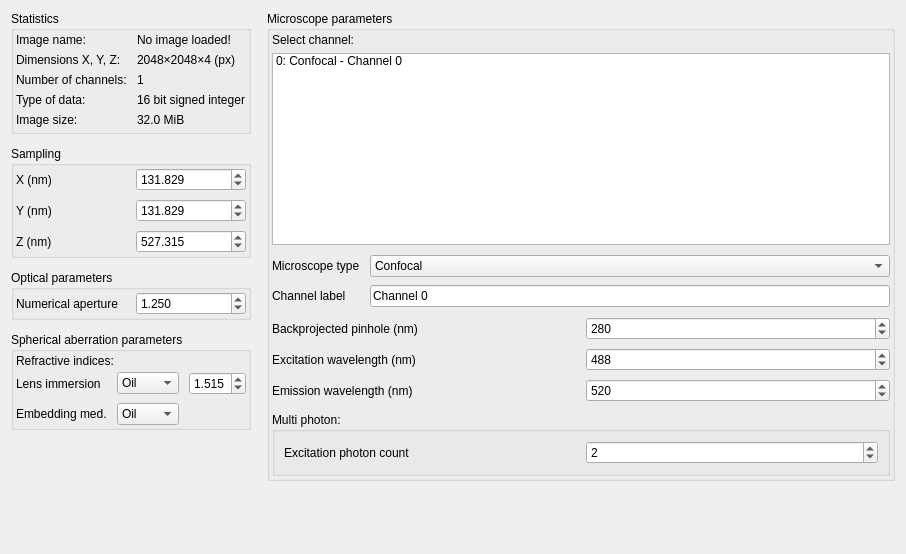
Old version of the form src/microscopeparamswidget.ui in the repository bothlab/omerewriter.
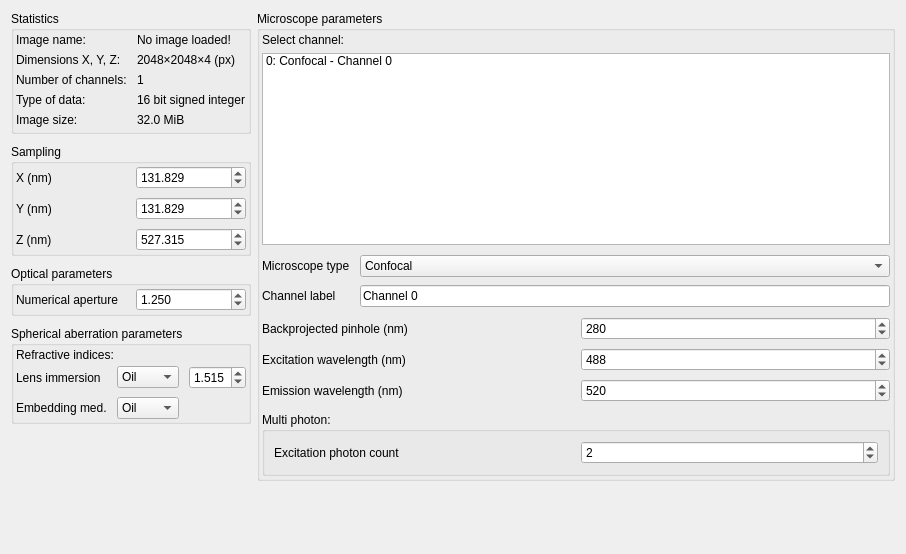
New version of the form. Custom widgets are drawn as their Qt base class.

Commit message: Elide the image name in GUI

What changed in the file:
```diff
--- a/src/microscopeparamswidget.ui
+++ b/src/microscopeparamswidget.ui
@@ -13,17 +13,11 @@
   <property name="windowTitle">
    <string>Microscope Parameters</string>
   </property>
-  <layout class="QGridLayout" name="gridLayout_root">
-   <property name="horizontalSpacing">
-    <number>16</number>
-   </property>
-   <property name="verticalSpacing">
-    <number>12</number>
-   </property>
-   <item row="0" column="0">
+  <layout class="QHBoxLayout" name="horizontalLayout">
+   <item>
     <layout class="QVBoxLayout" name="verticalLayout_left">
      <property name="spacing">
-      <number>12</number>
+      <number>10</number>
      </property>
      <item>
       <widget class="QGroupBox" name="groupStatistics">
@@ -386,10 +380,10 @@
      </item>
     </layout>
    </item>
-   <item row="0" column="1">
+   <item>
     <layout class="QVBoxLayout" name="verticalLayout_right">
      <property name="spacing">
-      <number>12</number>
+      <number>10</number>
      </property>
      <item>
       <widget class="QGroupBox" name="groupMicroscopeParams">
@@ -602,24 +596,15 @@
      </item>
     </layout>
    </item>
-   <item row="0" column="2">
-    <spacer name="spacer_rightMargin">
-     <property name="orientation">
-      <enum>Qt::Orientation::Horizontal</enum>
-     </property>
-     <property name="sizeType">
-      <enum>QSizePolicy::Policy::Minimum</enum>
-     </property>
-     <property name="sizeHint" stdset="0">
-      <size>
-       <width>0</width>
-       <height>0</height>
-      </size>
-     </property>
-    </spacer>
-   </item>
   </layout>
  </widget>
+ <customwidgets>
+  <customwidget>
+   <class>ElidedLabel</class>
+   <extends>QLabel</extends>
+   <header>elidedlabel.h</header>
+  </customwidget>
+ </customwidgets>
  <resources/>
  <connections/>
 </ui>
```
Left out of the diff: 2 changed lines with no effect on the pictures. The commit also changes 5 other files.
